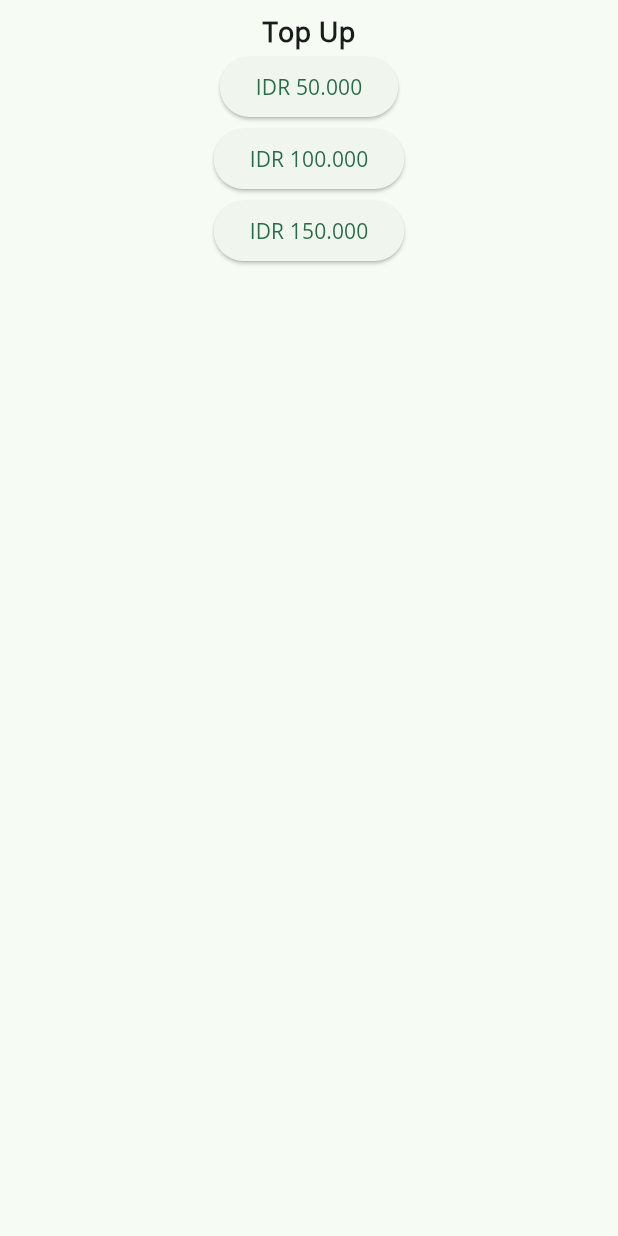
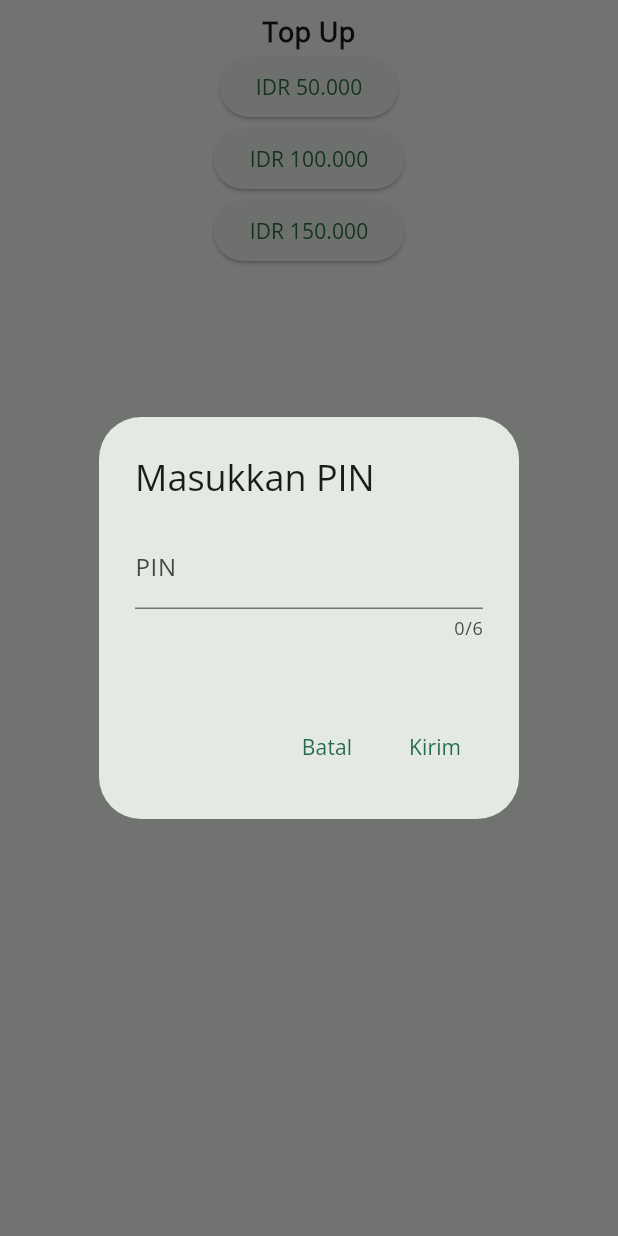
Before and after one commit to dimasgusti/celam, a Flutter app: the Topup screen opened directly, after a tap on "IDR 50.000", on a phone screen of 412 x 824 dp. Run offline on Flutter 3.47's test engine with Material 2 defaults, Android fonts, the phone set to English and light mode, and no system bars; our stand-ins replace cloud_firestore, firebase_auth, firebase_core; accounts and stored records are empty.

```diff
--- a/lib/screens/balance/topup.dart
+++ b/lib/screens/balance/topup.dart
@@ -69,9 +69,52 @@ class _TopupState extends State<Topup> {
     }
   }
 
+  Future<void> _pinInput(BuildContext context) async {
+    String pin = '';
+
+    return showDialog(
+        context: context,
+        builder: (BuildContext context) {
+          return AlertDialog(
+            title: Text(
+              'Masukkan PIN',
+            ),
+            content: Container(
+              width: 200,
+              height: 100,
+              child: Column(
+                children: [
+                  TextField(
+                    onChanged: (value) {
+                      pin = value;
+                    },
+                    decoration: InputDecoration(
+                      labelText: 'PIN',
+                    ),
+                    keyboardType: TextInputType.number,
+                    maxLength: 6,
+                    obscureText: true,
+                  )
+                ],
+              ),
+            ),
+            actions: [
+              TextButton(
+                onPressed: () {
+                  Navigator.pop(context);
+                },
+                child: Text('Batal'),
+              ),
+              TextButton(onPressed: () {}, child: Text('Kirim'))
+            ],
+          );
+        });
+  }
+
   @override
   Widget build(BuildContext context) {
     return Scaffold(
+      resizeToAvoidBottomInset: false,
       body: Padding(
         padding: const EdgeInsets.only(top: 8.0),
         child: Center(
@@ -82,21 +125,28 @@ class _TopupState extends State<Topup> {
                 style: TextStyle(fontSize: 18, fontWeight: FontWeight.bold),
               ),
               ElevatedButton(
-                onPressed: (_user != null) ? () {
-                  _topUp(50000);
-                } : null,
+                onPressed: (_user != null)
+                    ? () {
+                        _pinInput(context);
+                        _topUp(50000);
+                      }
+                    : null,
                 child: Text('IDR 50.000'),
               ),
               ElevatedButton(
-                onPressed: (_user != null) ? () {
-                  _topUp(100000);
-                } : null,
+                onPressed: (_user != null)
+                    ? () {
+                        _topUp(100000);
+                      }
+                    : null,
                 child: Text('IDR 100.000'),
               ),
               ElevatedButton(
-                onPressed: (_user != null) ? () {
-                  _topUp(150000);
-                } : null,
+                onPressed: (_user != null)
+                    ? () {
+                        _topUp(150000);
+                      }
+                    : null,
                 child: Text('IDR 150.000'),
               ),
             ],
```
Also changed, not shown: pubspec.lock, 3 other files.
